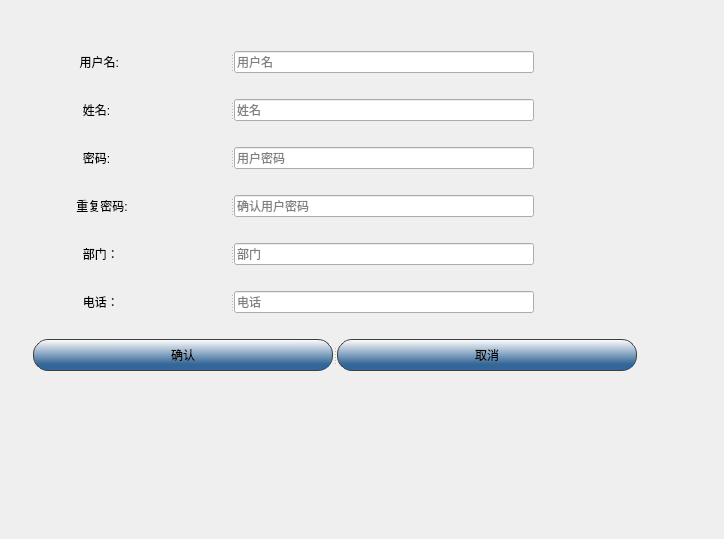
Old version of the form UI/SigninWindow.ui in the repository peipan/charge_station.
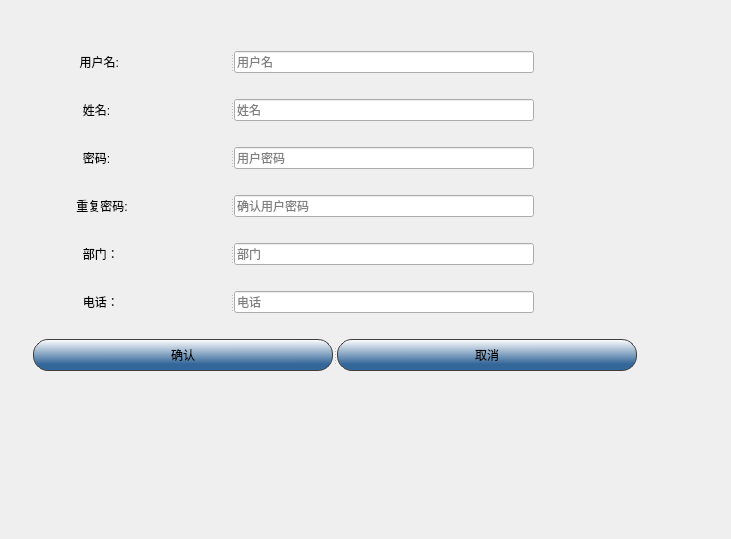
New version of the form.

```diff
--- a/UI/SigninWindow.ui
+++ b/UI/SigninWindow.ui
@@ -6,7 +6,7 @@
    <rect>
     <x>0</x>
     <y>0</y>
-    <width>724</width>
+    <width>731</width>
     <height>539</height>
    </rect>
   </property>
@@ -569,6 +569,12 @@
    </item>
    <item row="0" column="0" colspan="2">
     <widget class="QLabel" name="label_8">
+     <property name="sizePolicy">
+      <sizepolicy hsizetype="Expanding" vsizetype="Preferred">
+       <horstretch>0</horstretch>
+       <verstretch>0</verstretch>
+      </sizepolicy>
+     </property>
      <property name="minimumSize">
       <size>
        <width>0</width>
@@ -577,8 +583,8 @@
      </property>
      <property name="maximumSize">
       <size>
-       <width>685</width>
-       <height>129</height>
+       <width>731</width>
+       <height>115</height>
       </size>
      </property>
      <property name="styleSheet">
```
